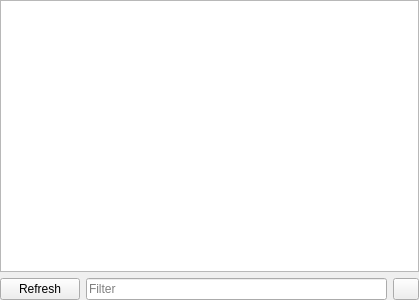
Above: pcsx2-qt/Debugger/SymbolTreeWidget.ui from weirdbeardgame/pcsx2 before the change. Below: the same form after it.
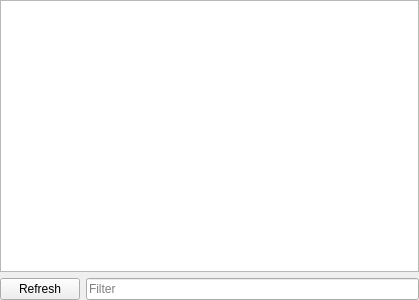
That is the form after the change.

Commit message: Debugger: More work on the symbol tree

What changed in the file:
```diff
--- a/pcsx2-qt/Debugger/SymbolTreeWidget.ui
+++ b/pcsx2-qt/Debugger/SymbolTreeWidget.ui
@@ -45,28 +45,6 @@
        </property>
       </widget>
      </item>
-     <item>
-      <widget class="QPushButton" name="moreButton">
-       <property name="sizePolicy">
-        <sizepolicy hsizetype="Minimum" vsizetype="Fixed">
-         <horstretch>0</horstretch>
-         <verstretch>0</verstretch>
-        </sizepolicy>
-       </property>
-       <property name="maximumSize">
-        <size>
-         <width>26</width>
-         <height>16777215</height>
-        </size>
-       </property>
-       <property name="text">
-        <string/>
-       </property>
-       <property name="flat">
-        <bool>false</bool>
-       </property>
-      </widget>
-     </item>
     </layout>
    </item>
   </layout>
```
Left out of the diff: 20 changed lines with no effect on the pictures. The commit also changes 3 other files.
